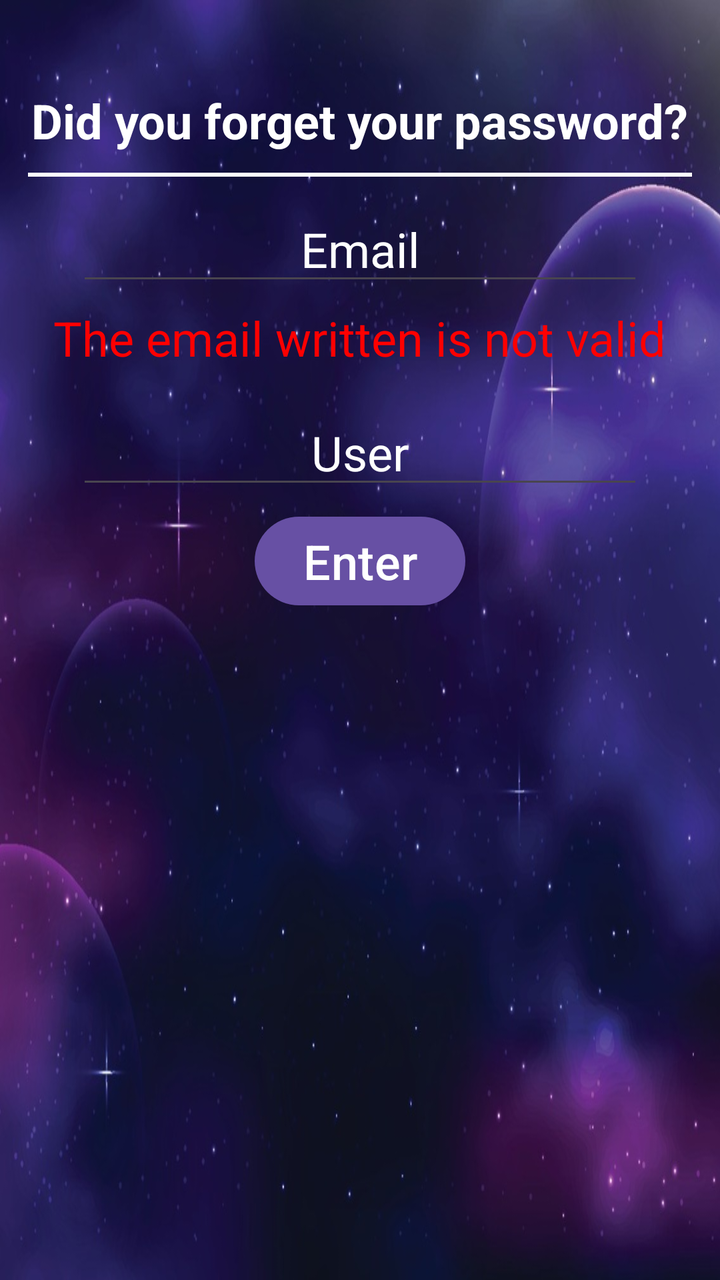
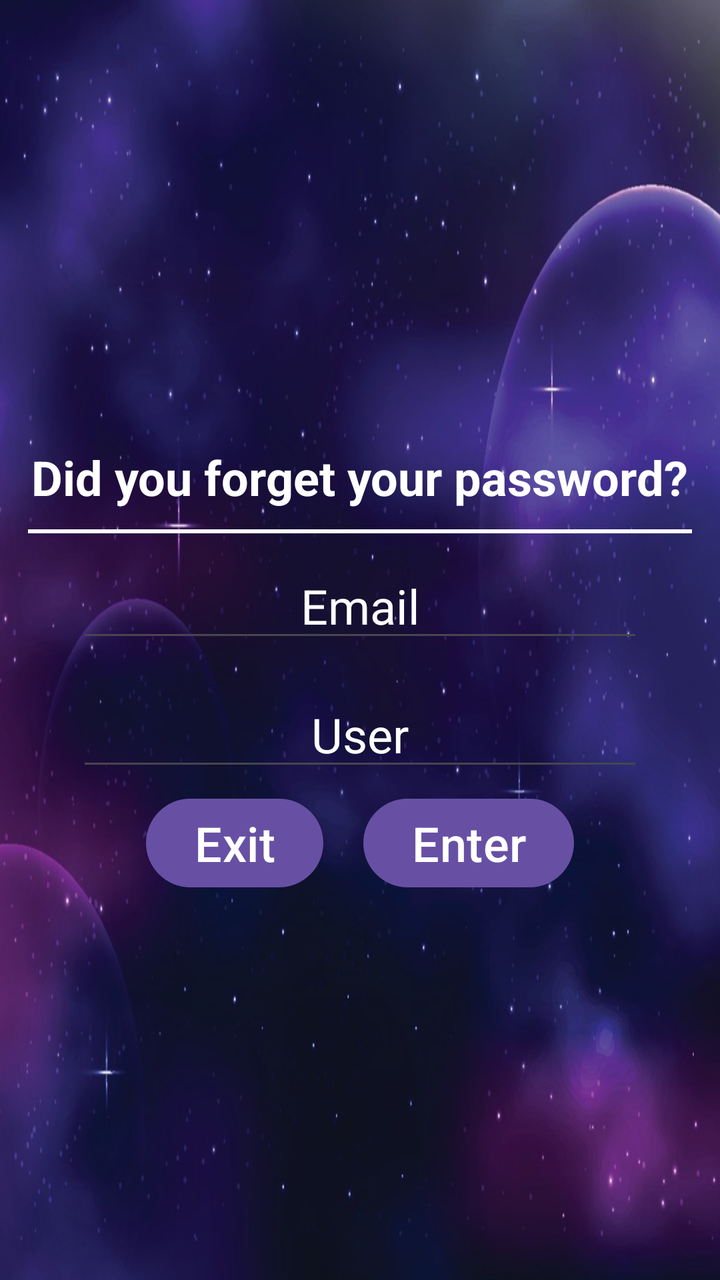

Two renders of the same Android screen: before a commit and after it. Below are the layout's source before the change and the commit's diff.
<!-- AndroidManifest.xml: application theme Theme.AsteroidCollector -->
<!-- res/layout/activity_forget_user.xml -->
<?xml version="1.0" encoding="utf-8"?>
<LinearLayout xmlns:android="http://schemas.android.com/apk/res/android"
    xmlns:app="http://schemas.android.com/apk/res-auto"
    xmlns:tools="http://schemas.android.com/tools"
    android:id="@+id/main"
    android:layout_width="match_parent"
    android:layout_height="match_parent"
    android:background="@drawable/stars_background"
    android:gravity="center_horizontal"
    android:orientation="vertical"
    android:padding="14dp"
    tools:context=".ForgetUserActivity">

    <TextView
        android:id="@+id/textView"
        android:layout_width="wrap_content"
        android:layout_height="wrap_content"
        android:layout_marginTop="30dp"
        android:layout_marginBottom="10dp"
        android:text="@string/forget_password"
        android:textColor="@color/white"
        android:textSize="24sp"
        android:textStyle="bold" />

    <View
        android:id="@+id/divider"
        android:layout_width="match_parent"
        android:layout_height="2dp"
        android:background="@color/white" />

    <EditText
        android:id="@+id/et_emailF"
        android:layout_width="wrap_content"
        android:layout_height="wrap_content"
        android:layout_marginTop="10dp"
        android:layout_marginBottom="5dp"
        android:ems="10"
        android:hint="@string/f_email"
        android:inputType="text"
        android:textAlignment="center"
        android:textColor="@color/white"
        android:textColorHint="@color/white"
        android:textSize="24sp" />

    <TextView
        android:id="@+id/tv_e_emailF"
        android:layout_width="wrap_content"
        android:layout_height="wrap_content"
        android:layout_marginBottom="5dp"
        android:text="@string/e_email"
        android:textColor="@color/red"
        android:textSize="24sp"
        android:visibility="visible"
        app:layout_constraintBottom_toTopOf="@+id/et_password"
        app:layout_constraintEnd_toEndOf="parent"
        app:layout_constraintStart_toStartOf="parent"
        app:layout_constraintTop_toBottomOf="@+id/et_user" />

    <EditText
        android:id="@+id/et_userF"
        android:layout_width="wrap_content"
        android:layout_height="wrap_content"
        android:layout_marginTop="10dp"
        android:layout_marginBottom="5dp"
        android:ems="10"
        android:hint="@string/h_user"
        android:inputType="text"
        android:textAlignment="center"
        android:textColor="@color/white"
        android:textColorHint="@color/white"
        android:textSize="24sp" />

    <Button
        android:id="@+id/b_enterF"
        android:layout_width="wrap_content"
        android:layout_height="wrap_content"
        android:text="@string/h_enter"
        android:textSize="24sp" />

</LinearLayout>
<!-- resources referenced by this layout -->
<resources>
  <color name="red">#FF0000</color>
  <color name="white">#FFFFFFFF</color>
  <!-- drawable stars_background: png bitmap (drawable, 131865 bytes) -->
  <string name="e_email">The email written is not valid</string>
  <string name="f_email">Email</string>
  <string name="forget_password">Did you forget your password?</string>
  <string name="h_enter">Enter</string>
  <string name="h_user">User</string>
  <style name="Theme.AsteroidCollector" parent="Theme.MaterialComponents.DayNight.NoActionBar">
          
          <item name="colorPrimary">@color/purple_500</item>
          <item name="colorPrimaryVariant">@color/purple_700</item>
          <item name="colorOnPrimary">@color/white</item>
          
          <item name="colorSecondary">@color/teal_200</item>
          <item name="colorSecondaryVariant">@color/teal_700</item>
          <item name="colorOnSecondary">@color/black</item>
          
          <item name="android:statusBarColor">?attr/colorPrimaryVariant</item>
          
      </style>
  <color name="purple_500">#FF6200EE</color>
  <color name="purple_700">#FF3700B3</color>
  <color name="teal_200">#FF03DAC5</color>
  <color name="teal_700">#FF018786</color>
  <color name="black">#FF000000</color>
</resources>

<!-- the commit's change to res/layout/activity_forget_user.xml (unified diff, before → after) -->
@@ -6,13 +6,13 @@
     android:layout_width="match_parent"
     android:layout_height="match_parent"
     android:background="@drawable/stars_background"
-    android:gravity="center_horizontal"
+    android:gravity="center"
     android:orientation="vertical"
     android:padding="14dp"
     tools:context=".ForgetUserActivity">
 
     <TextView
-        android:id="@+id/textView"
+        android:id="@+id/f_tvTitle"
         android:layout_width="wrap_content"
         android:layout_height="wrap_content"
         android:layout_marginTop="30dp"
@@ -50,7 +50,7 @@
         android:text="@string/e_email"
         android:textColor="@color/red"
         android:textSize="24sp"
-        android:visibility="visible"
+        android:visibility="gone"
         app:layout_constraintBottom_toTopOf="@+id/et_password"
         app:layout_constraintEnd_toEndOf="parent"
         app:layout_constraintStart_toStartOf="parent"
@@ -70,11 +70,28 @@
         android:textColorHint="@color/white"
         android:textSize="24sp" />
 
-    <Button
-        android:id="@+id/b_enterF"
+
+    <LinearLayout
         android:layout_width="wrap_content"
         android:layout_height="wrap_content"
-        android:text="@string/h_enter"
-        android:textSize="24sp" />
+        android:gravity="center"
+        android:orientation="horizontal">
+
+        <Button
+            android:id="@+id/b_exitF"
+            android:layout_width="wrap_content"
+            android:layout_height="wrap_content"
+            android:layout_marginRight="20dp"
+            android:text="@string/h_exit"
+            android:textSize="24sp" />
+
+        <Button
+            android:id="@+id/b_enterF"
+            android:layout_width="wrap_content"
+            android:layout_height="wrap_content"
+            android:text="@string/h_enter"
+            android:textSize="24sp" />
+
+    </LinearLayout>
 
 </LinearLayout>
<!-- resource entries referenced after the edit -->
@@ -7,6 +7,7 @@
   <string name="f_email">Email</string>
   <string name="forget_password">Did you forget your password?</string>
   <string name="h_enter">Enter</string>
+  <string name="h_exit">Exit</string>
   <string name="h_user">User</string>
   <style name="Theme.AsteroidCollector" parent="Theme.MaterialComponents.DayNight.NoActionBar">
           
